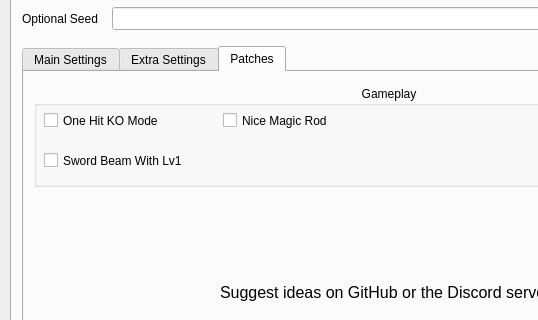
Owen-Splat/LAS-Randomizer, file UI/ui_form.ui: the form before one commit; both pictures show x 0 to 538 and y 113 to 433 of the 780 by 650 pixel window.
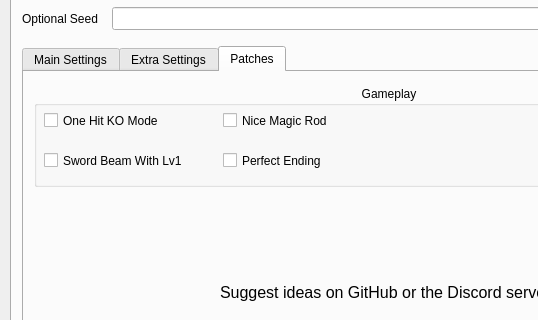
The form after the commit. The open tabs and pages were chosen to show the change.

Commit message: Pefect Ending feature

Diff of the .ui file:
```diff
--- a/UI/ui_form.ui
+++ b/UI/ui_form.ui
@@ -1638,6 +1638,22 @@
           <string>Nice Magic Rod</string>
          </property>
         </widget>
+        <widget class="QCheckBox" name="perfectEndingCheck">
+         <property name="geometry">
+          <rect>
+           <x>189</x>
+           <y>64</y>
+           <width>151</width>
+           <height>21</height>
+          </rect>
+         </property>
+         <property name="whatsThis">
+          <string>Forces the perfect ending to be displayed at the end of the game.&lt;br&gt;&lt;b&gt;&lt;u&gt;WARNING : Disables the death count&lt;/u&gt;&lt;/b&gt;</string>
+         </property>
+         <property name="text">
+          <string>Perfect Ending</string>
+         </property>
+        </widget>
        </widget>
        <widget class="QLabel" name="label_4">
         <property name="geometry">
```
The commit also changes 3 other files.
